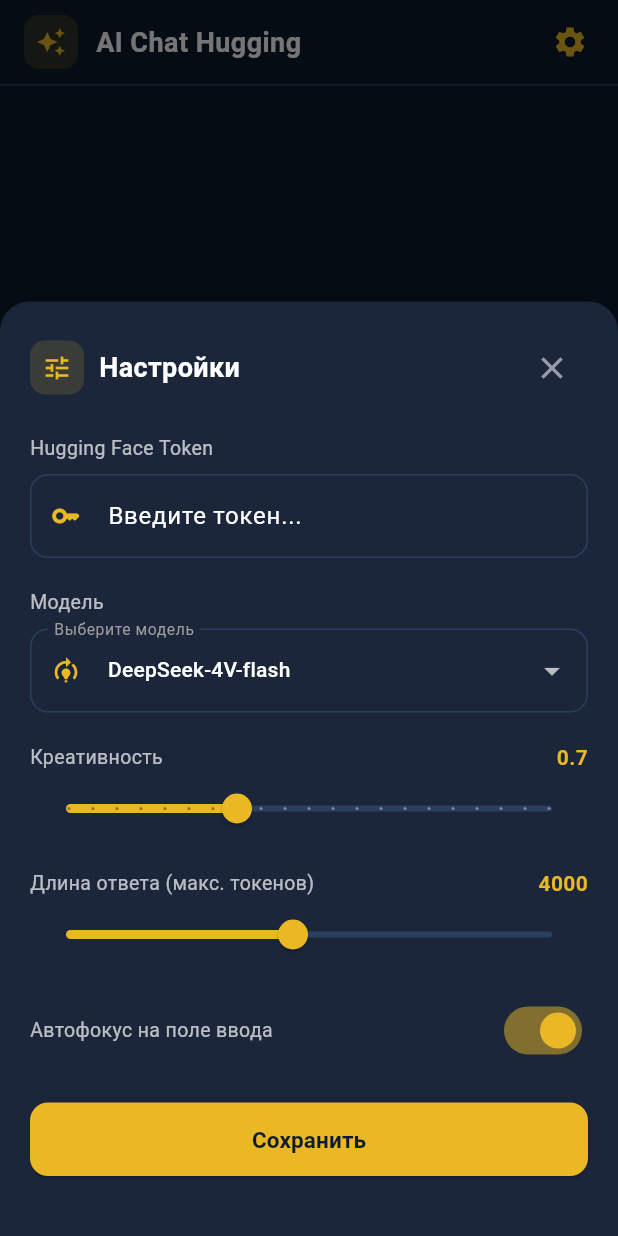
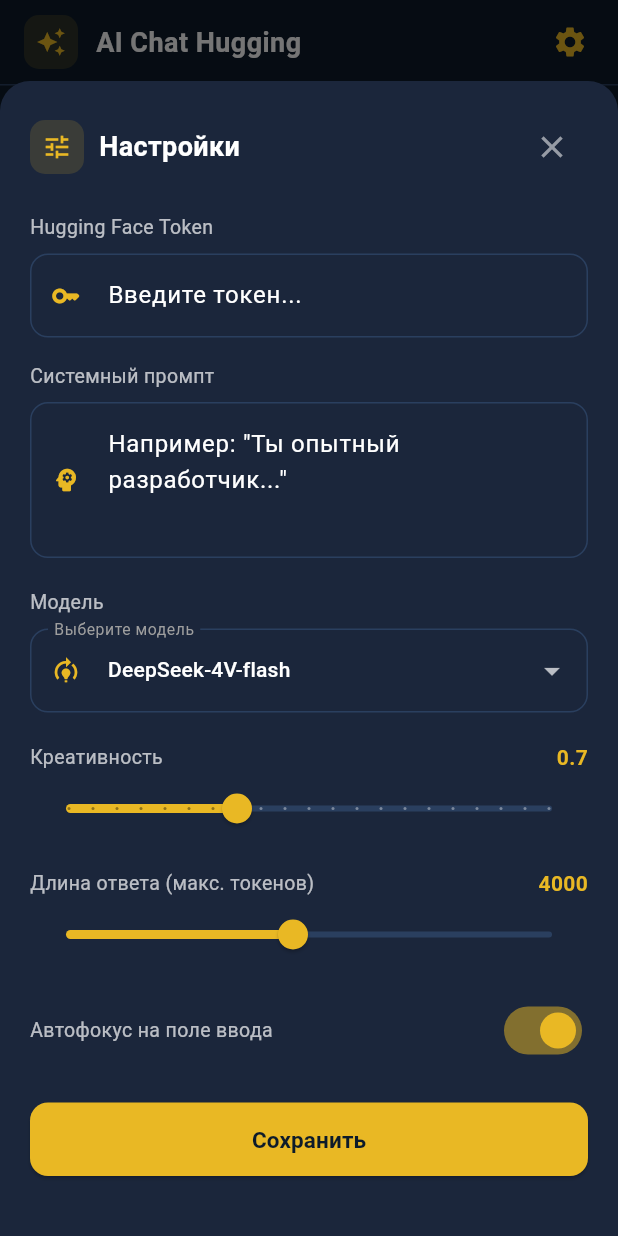
Before and after one commit to pillow20/ai_chat_hugging, a Flutter app: the screen it shows after launch, after a tap on the "settings" icon, on a phone screen of 412 x 824 dp. Run offline on Flutter 3.47's test engine with Material 3 defaults, Android fonts, the phone set to English and light mode, and no system bars; our stand-ins replace flutter_markdown; missing offline and left inert: dart:html, markdown.

Commit message:
Refactor chat input layout and summary logic

```diff
--- a/lib/chat_screen.dart
+++ b/lib/chat_screen.dart
@@ -129,7 +129,6 @@
 
     // === ЛОГИКА СУММАРИЗАЦИИ ===
     if (_messages.length > 15) {
-      // Проверяем, не было ли недавней неудачи суммаризации
       final shouldTrySummary = _lastSummaryFailureIndex == -1 ||
           (_messages.length - _lastSummaryFailureIndex) >= 10;
 
@@ -278,6 +277,17 @@
                   decoration: const InputDecoration(
                     hintText: 'Введите токен...',
                     prefixIcon: Icon(Icons.key_rounded, size: 20, color: Color(0xFFE9B824)),
+                  ),
+                ),
+                const SizedBox(height: 16),
+                const Text('Системный промпт', style: TextStyle(color: Colors.white70, fontSize: 13)),
+                const SizedBox(height: 8),
+                TextField(
+                  controller: _systemPromptController,
+                  maxLines: 3,
+                  decoration: const InputDecoration(
+                    hintText: 'Например: "Ты опытный разработчик..."',
+                    prefixIcon: Icon(Icons.psychology_rounded, size: 20, color: Color(0xFFE9B824)),
                   ),
                 ),
                 const SizedBox(height: 20),
@@ -574,10 +584,7 @@
       padding: const EdgeInsets.fromLTRB(16, 10, 16, 12),
       color: const Color(0xFF0D1B2A),
       child: SafeArea(
-        child: Column(
-          mainAxisSize: MainAxisSize.min,
-          children: [
-            Row(
+        child: Row(
           crossAxisAlignment: CrossAxisAlignment.end,
           children: [
             Expanded(
@@ -604,36 +611,6 @@
               child: IconButton(
                 icon: const Icon(Icons.arrow_upward_rounded, color: Color(0xFF0D1B2A), size: 22),
                 onPressed: _isLoading ? null : _sendMessage,
-                  ),
-                ),
-              ],
-            ),
-            const SizedBox(height: 10),
-            TextField(
-              controller: _systemPromptController,
-              maxLines: 2,
-              minLines: 1,
-              style: const TextStyle(fontSize: 13, color: Colors.white70),
-              decoration: const InputDecoration(
-                hintText: 'Системный промпт...',
-                hintStyle: TextStyle(color: Colors.white30),
-                contentPadding: EdgeInsets.symmetric(horizontal: 12, vertical: 8),
-                prefixIcon: Icon(Icons.psychology_rounded, size: 18, color: Color(0xFFE9B824)),
-                isDense: true,
-                filled: true,
-                fillColor: Color(0xFF1B263B),
-                border: OutlineInputBorder(
-                  borderRadius: BorderRadius.all(Radius.circular(12)),
-                  borderSide: BorderSide(color: Color(0xFF2A3F5F)),
-                ),
-                enabledBorder: OutlineInputBorder(
-                  borderRadius: BorderRadius.all(Radius.circular(12)),
-                  borderSide: BorderSide(color: Color(0xFF2A3F5F)),
-                ),
-                focusedBorder: OutlineInputBorder(
-                  borderRadius: BorderRadius.all(Radius.circular(12)),
-                  borderSide: BorderSide(color: Color(0xFFE9B824)),
-                ),
               ),
             ),
           ],
```
Lines whose indentation alone changed are shown as unchanged.
